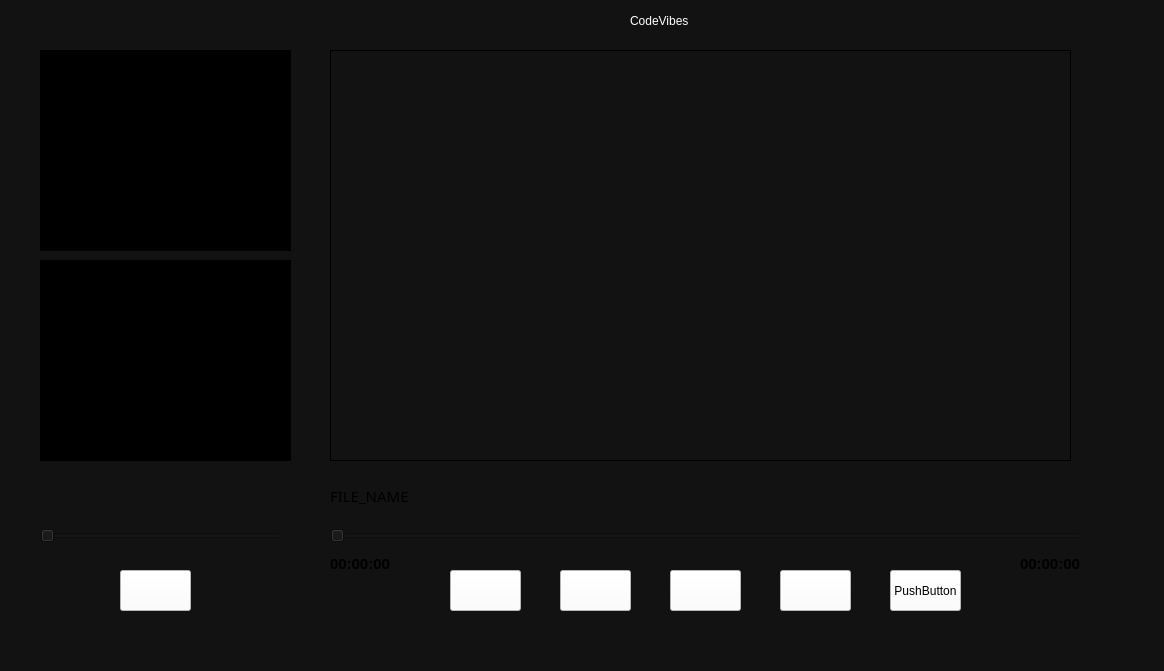
This is mainwindow.ui in VictorManuelLopezHenao/ProyectoFinal as Qt 5 draws it before an edit. The edited form follows.
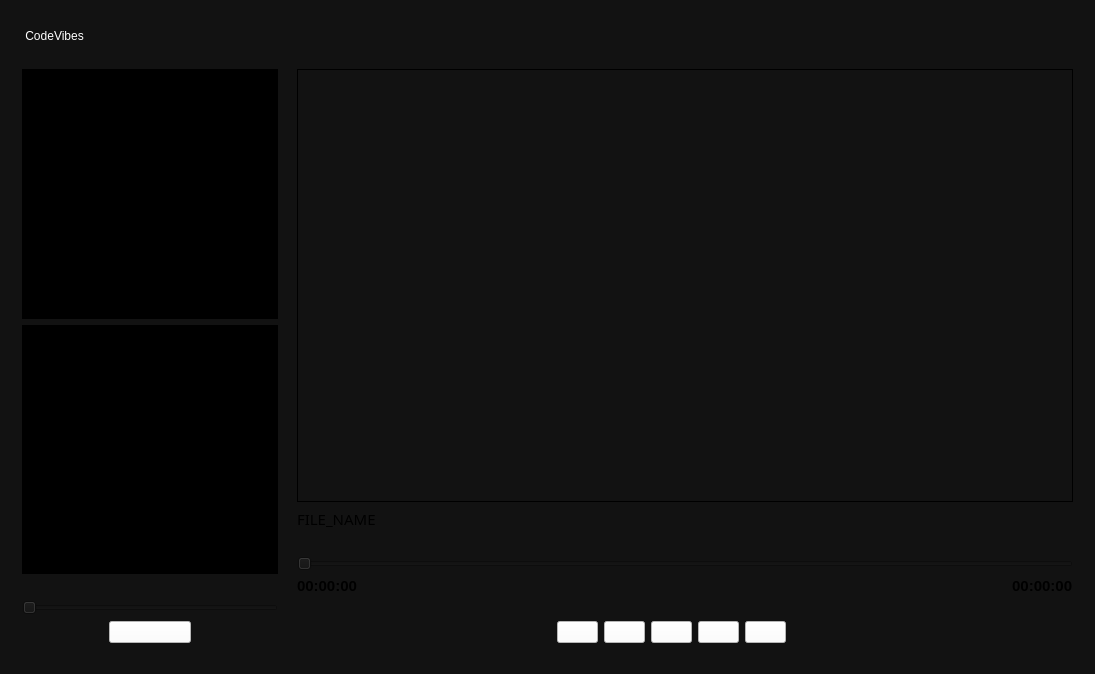
This is the edited form.

```diff
--- a/mainwindow.ui
+++ b/mainwindow.ui
@@ -6,8 +6,8 @@
    <rect>
     <x>0</x>
     <y>0</y>
-    <width>1164</width>
-    <height>671</height>
+    <width>1095</width>
+    <height>674</height>
    </rect>
   </property>
   <property name="windowTitle">
@@ -17,294 +17,446 @@
    <string notr="true">background-color: rgb(18, 18, 18);</string>
   </property>
   <widget class="QWidget" name="centralwidget">
-   <widget class="QPushButton" name="pushButton_Play_PauseV">
-    <property name="geometry">
-     <rect>
-      <x>670</x>
-      <y>570</y>
-      <width>71</width>
-      <height>41</height>
-     </rect>
-    </property>
-    <property name="styleSheet">
-     <string notr="true">background-color: rgb(255, 255, 255);</string>
-    </property>
-    <property name="text">
-     <string/>
-    </property>
-   </widget>
-   <widget class="QLabel" name="label_Nombre">
-    <property name="geometry">
-     <rect>
-      <x>630</x>
-      <y>10</y>
-      <width>261</width>
-      <height>22</height>
-     </rect>
-    </property>
-    <property name="styleSheet">
-     <string notr="true">font: 14pt &quot;Cooper Black&quot;;
+   <layout class="QGridLayout" name="gridLayout_3">
+    <item row="0" column="0">
+     <layout class="QGridLayout" name="gridLayout_2">
+      <item row="0" column="0">
+       <widget class="QLabel" name="ORG1_17">
+        <property name="text">
+         <string/>
+        </property>
+       </widget>
+      </item>
+      <item row="0" column="1">
+       <layout class="QGridLayout" name="gridLayout">
+        <item row="0" column="0">
+         <layout class="QVBoxLayout" name="verticalLayout_6">
+          <item>
+           <widget class="QLabel" name="ORG1_15">
+            <property name="text">
+             <string/>
+            </property>
+           </widget>
+          </item>
+          <item>
+           <layout class="QVBoxLayout" name="verticalLayout_5">
+            <item>
+             <widget class="QLabel" name="label_Nombre">
+              <property name="styleSheet">
+               <string notr="true">font: 14pt &quot;Cooper Black&quot;;
 color: rgb(255, 255, 255);
 </string>
-    </property>
-    <property name="text">
-     <string>CodeVibes</string>
-    </property>
-   </widget>
-   <widget class="QSlider" name="horizontalSlide_DurationV">
-    <property name="geometry">
-     <rect>
-      <x>330</x>
-      <y>520</y>
-      <width>751</width>
-      <height>31</height>
-     </rect>
-    </property>
-    <property name="styleSheet">
-     <string notr="true"/>
-    </property>
-    <property name="orientation">
-     <enum>Qt::Orientation::Horizontal</enum>
-    </property>
-   </widget>
-   <widget class="QLabel" name="ORG1_2">
-    <property name="geometry">
-     <rect>
-      <x>284</x>
-      <y>48</y>
-      <width>16</width>
-      <height>22</height>
-     </rect>
-    </property>
-    <property name="text">
-     <string/>
-    </property>
-   </widget>
-   <widget class="QSplitter" name="splitter">
-    <property name="geometry">
-     <rect>
-      <x>330</x>
-      <y>50</y>
-      <width>741</width>
-      <height>411</height>
-     </rect>
-    </property>
-    <property name="orientation">
-     <enum>Qt::Orientation::Vertical</enum>
-    </property>
-    <widget class="QGroupBox" name="groupBox_Video">
-     <property name="styleSheet">
-      <string notr="true">QGroupBox
+              </property>
+              <property name="text">
+               <string> CodeVibes</string>
+              </property>
+             </widget>
+            </item>
+            <item>
+             <widget class="QLabel" name="ORG1_14">
+              <property name="text">
+               <string/>
+              </property>
+             </widget>
+            </item>
+           </layout>
+          </item>
+         </layout>
+        </item>
+        <item row="1" column="0">
+         <layout class="QFormLayout" name="formLayout_3">
+          <item row="0" column="0">
+           <layout class="QFormLayout" name="formLayout_2">
+            <item row="0" column="0">
+             <layout class="QVBoxLayout" name="verticalLayout_4">
+              <item>
+               <layout class="QFormLayout" name="formLayout">
+                <item row="0" column="0">
+                 <widget class="QTreeView" name="treeView">
+                  <property name="styleSheet">
+                   <string notr="true">background-color: rgb(120, 120, 120);
+background-color: rgb(0, 0, 0);</string>
+                  </property>
+                 </widget>
+                </item>
+                <item row="1" column="0">
+                 <widget class="QListWidget" name="listWidget">
+                  <property name="styleSheet">
+                   <string notr="true">background-color: rgb(0, 0, 0);</string>
+                  </property>
+                 </widget>
+                </item>
+               </layout>
+              </item>
+              <item>
+               <layout class="QVBoxLayout" name="verticalLayout_3">
+                <item>
+                 <widget class="QLabel" name="ORG1_10">
+                  <property name="text">
+                   <string/>
+                  </property>
+                 </widget>
+                </item>
+                <item>
+                 <widget class="QSlider" name="horizontalSlider_VolumeV">
+                  <property name="styleSheet">
+                   <string notr="true"/>
+                  </property>
+                  <property name="orientation">
+                   <enum>Qt::Orientation::Horizontal</enum>
+                  </property>
+                 </widget>
+                </item>
+               </layout>
+              </item>
+              <item>
+               <layout class="QHBoxLayout" name="horizontalLayout_3">
+                <item>
+                 <widget class="QLabel" name="ORG1_11">
+                  <property name="text">
+                   <string/>
+                  </property>
+                 </widget>
+                </item>
+                <item>
+                 <widget class="QPushButton" name="pushButton_VolumeV">
+                  <property name="styleSheet">
+                   <string notr="true">background-color: rgb(255, 255, 255);</string>
+                  </property>
+                  <property name="text">
+                   <string/>
+                  </property>
+                 </widget>
+                </item>
+                <item>
+                 <widget class="QLabel" name="ORG1_12">
+                  <property name="text">
+                   <string/>
+                  </property>
+                 </widget>
+                </item>
+               </layout>
+              </item>
+             </layout>
+            </item>
+            <item row="0" column="1">
+             <widget class="QLabel" name="ORG1_13">
+              <property name="text">
+               <string/>
+              </property>
+             </widget>
+            </item>
+           </layout>
+          </item>
+          <item row="0" column="1">
+           <layout class="QVBoxLayout" name="verticalLayout_2">
+            <item>
+             <widget class="QSplitter" name="splitter">
+              <property name="orientation">
+               <enum>Qt::Orientation::Vertical</enum>
+              </property>
+              <widget class="QGroupBox" name="groupBox_Video">
+               <property name="styleSheet">
+                <string notr="true">QGroupBox
 {
 border: 1px solid black;
 }</string>
-     </property>
-     <property name="title">
-      <string/>
-     </property>
-    </widget>
-   </widget>
-   <widget class="QPushButton" name="pushButton_VolumeV">
-    <property name="geometry">
-     <rect>
-      <x>120</x>
-      <y>570</y>
-      <width>71</width>
-      <height>41</height>
-     </rect>
-    </property>
-    <property name="styleSheet">
-     <string notr="true">background-color: rgb(255, 255, 255);</string>
-    </property>
-    <property name="text">
-     <string/>
-    </property>
-   </widget>
-   <widget class="QPushButton" name="pushButton_StopV">
-    <property name="geometry">
-     <rect>
-      <x>450</x>
-      <y>570</y>
-      <width>71</width>
-      <height>41</height>
-     </rect>
-    </property>
-    <property name="styleSheet">
-     <string notr="true">background-color: rgb(255, 255, 255);</string>
-    </property>
-    <property name="text">
-     <string/>
-    </property>
-   </widget>
-   <widget class="QPushButton" name="pushButton_Seek_ForwardV">
-    <property name="geometry">
-     <rect>
-      <x>780</x>
-      <y>570</y>
-      <width>71</width>
-      <height>41</height>
-     </rect>
-    </property>
-    <property name="styleSheet">
-     <string notr="true">background-color: rgb(255, 255, 255);</string>
-    </property>
-    <property name="text">
-     <string/>
-    </property>
-   </widget>
-   <widget class="QPushButton" name="pushButton_Seek_BackwardV">
-    <property name="geometry">
-     <rect>
-      <x>560</x>
-      <y>570</y>
-      <width>71</width>
-      <height>41</height>
-     </rect>
-    </property>
-    <property name="styleSheet">
-     <string notr="true">background-color: rgb(255, 255, 255);</string>
-    </property>
-    <property name="text">
-     <string/>
-    </property>
-   </widget>
-   <widget class="QLabel" name="label_Total_Time">
-    <property name="geometry">
-     <rect>
-      <x>1020</x>
-      <y>550</y>
-      <width>84</width>
-      <height>28</height>
-     </rect>
-    </property>
-    <property name="font">
-     <font>
-      <pointsize>11</pointsize>
-      <bold>true</bold>
-     </font>
-    </property>
-    <property name="text">
-     <string>00:00:00</string>
-    </property>
-   </widget>
-   <widget class="QLabel" name="label_Current_Time">
-    <property name="geometry">
-     <rect>
-      <x>330</x>
-      <y>550</y>
-      <width>84</width>
-      <height>28</height>
-     </rect>
-    </property>
-    <property name="font">
-     <font>
-      <pointsize>11</pointsize>
-      <bold>true</bold>
-     </font>
-    </property>
-    <property name="styleSheet">
-     <string notr="true"/>
-    </property>
-    <property name="text">
-     <string>00:00:00</string>
-    </property>
-   </widget>
-   <widget class="QLabel" name="ORG1">
-    <property name="geometry">
-     <rect>
-      <x>378</x>
-      <y>191</y>
-      <width>16</width>
-      <height>22</height>
-     </rect>
-    </property>
-    <property name="text">
-     <string/>
-    </property>
-   </widget>
-   <widget class="QSlider" name="horizontalSlider_VolumeV">
-    <property name="geometry">
-     <rect>
-      <x>40</x>
-      <y>520</y>
-      <width>241</width>
-      <height>31</height>
-     </rect>
-    </property>
-    <property name="styleSheet">
-     <string notr="true"/>
-    </property>
-    <property name="orientation">
-     <enum>Qt::Orientation::Horizontal</enum>
-    </property>
-   </widget>
-   <widget class="QTreeView" name="treeView">
-    <property name="geometry">
-     <rect>
-      <x>40</x>
-      <y>50</y>
-      <width>251</width>
-      <height>201</height>
-     </rect>
-    </property>
-    <property name="styleSheet">
-     <string notr="true">background-color: rgb(120, 120, 120);
-background-color: rgb(0, 0, 0);</string>
-    </property>
-   </widget>
-   <widget class="QListWidget" name="listWidget">
-    <property name="geometry">
-     <rect>
-      <x>40</x>
-      <y>260</y>
-      <width>251</width>
-      <height>201</height>
-     </rect>
-    </property>
-    <property name="styleSheet">
-     <string notr="true">background-color: rgb(0, 0, 0);</string>
-    </property>
-   </widget>
-   <widget class="QLabel" name="label_Value_File_Name">
-    <property name="geometry">
-     <rect>
-      <x>330</x>
-      <y>480</y>
-      <width>741</width>
-      <height>31</height>
-     </rect>
-    </property>
-    <property name="font">
-     <font>
-      <family>Cooper Black</family>
-      <pointsize>11</pointsize>
-      <italic>false</italic>
-      <bold>false</bold>
-     </font>
-    </property>
-    <property name="styleSheet">
-     <string notr="true">font: 11pt &quot;Cooper Black&quot;;</string>
-    </property>
-    <property name="text">
-     <string>FILE_NAME</string>
-    </property>
-   </widget>
-   <widget class="QPushButton" name="pushButton_Fullscreen">
-    <property name="geometry">
-     <rect>
-      <x>890</x>
-      <y>570</y>
-      <width>71</width>
-      <height>41</height>
-     </rect>
-    </property>
-    <property name="styleSheet">
-     <string notr="true">background-color: rgb(255, 255, 255);</string>
-    </property>
-    <property name="text">
-     <string>PushButton</string>
-    </property>
-   </widget>
+               </property>
+               <property name="title">
+                <string/>
+               </property>
+              </widget>
+             </widget>
+            </item>
+            <item>
+             <layout class="QVBoxLayout" name="verticalLayout">
+              <item>
+               <widget class="QLabel" name="label_Value_File_Name">
+                <property name="font">
+                 <font>
+                  <family>Cooper Black</family>
+                  <pointsize>11</pointsize>
+                  <italic>false</italic>
+                  <bold>false</bold>
+                 </font>
+                </property>
+                <property name="styleSheet">
+                 <string notr="true">font: 11pt &quot;Cooper Black&quot;;</string>
+                </property>
+                <property name="text">
+                 <string>FILE_NAME</string>
+                </property>
+               </widget>
+              </item>
+              <item>
+               <widget class="QLabel" name="ORG1_9">
+                <property name="text">
+                 <string/>
+                </property>
+               </widget>
+              </item>
+              <item>
+               <widget class="QSlider" name="horizontalSlide_DurationV">
+                <property name="styleSheet">
+                 <string notr="true"/>
+                </property>
+                <property name="orientation">
+                 <enum>Qt::Orientation::Horizontal</enum>
+                </property>
+               </widget>
+              </item>
+              <item>
+               <layout class="QHBoxLayout" name="horizontalLayout_2">
+                <item>
+                 <widget class="QLabel" name="label_Current_Time">
+                  <property name="font">
+                   <font>
+                    <pointsize>11</pointsize>
+                    <bold>true</bold>
+                   </font>
+                  </property>
+                  <property name="styleSheet">
+                   <string notr="true"/>
+                  </property>
+                  <property name="text">
+                   <string>00:00:00 </string>
+                  </property>
+                 </widget>
+                </item>
+                <item>
+                 <widget class="QLabel" name="ORG1_26">
+                  <property name="text">
+                   <string/>
+                  </property>
+                 </widget>
+                </item>
+                <item>
+                 <widget class="QLabel" name="ORG1_21">
+                  <property name="text">
+                   <string/>
+                  </property>
+                 </widget>
+                </item>
+                <item>
+                 <widget class="QLabel" name="ORG1_30">
+                  <property name="text">
+                   <string/>
+                  </property>
+                 </widget>
+                </item>
+                <item>
+                 <widget class="QLabel" name="ORG1_18">
+                  <property name="text">
+                   <string/>
+                  </property>
+                 </widget>
+                </item>
+                <item>
+                 <widget class="QLabel" name="ORG1_28">
+                  <property name="text">
+                   <string/>
+                  </property>
+                 </widget>
+                </item>
+                <item>
+                 <widget class="QLabel" name="ORG1_19">
+                  <property name="text">
+                   <string>                               </string>
+                  </property>
+                 </widget>
+                </item>
+                <item>
+                 <widget class="QLabel" name="ORG1_22">
+                  <property name="text">
+                   <string/>
+                  </property>
+                 </widget>
+                </item>
+                <item>
+                 <widget class="QLabel" name="ORG1_20">
+                  <property name="text">
+                   <string/>
+                  </property>
+                 </widget>
+                </item>
+                <item>
+                 <widget class="QLabel" name="ORG1_29">
+                  <property name="text">
+                   <string/>
+                  </property>
+                 </widget>
+                </item>
+                <item>
+                 <widget class="QLabel" name="ORG1_7">
+                  <property name="text">
+                   <string>                                                 </string>
+                  </property>
+                 </widget>
+                </item>
+                <item>
+                 <widget class="QLabel" name="ORG1_25">
+                  <property name="text">
+                   <string/>
+                  </property>
+                 </widget>
+                </item>
+                <item>
+                 <widget class="QLabel" name="ORG1_27">
+                  <property name="text">
+                   <string/>
+                  </property>
+                 </widget>
+                </item>
+                <item>
+                 <widget class="QLabel" name="ORG1_24">
+                  <property name="text">
+                   <string/>
+                  </property>
+                 </widget>
+                </item>
+                <item>
+                 <widget class="QLabel" name="ORG1_23">
+                  <property name="text">
+                   <string/>
+                  </property>
+                 </widget>
+                </item>
+                <item>
+                 <widget class="QLabel" name="label_Total_Time">
+                  <property name="font">
+                   <font>
+                    <pointsize>11</pointsize>
+                    <bold>true</bold>
+                   </font>
+                  </property>
+                  <property name="text">
+                   <string> 00:00:00</string>
+                  </property>
+                 </widget>
+                </item>
+               </layout>
+              </item>
+              <item>
+               <widget class="QLabel" name="ORG1_8">
+                <property name="text">
+                 <string/>
+                </property>
+               </widget>
+              </item>
+              <item>
+               <layout class="QHBoxLayout" name="horizontalLayout">
+                <item>
+                 <widget class="QLabel" name="ORG1">
+                  <property name="text">
+                   <string>                                                </string>
+                  </property>
+                 </widget>
+                </item>
+                <item>
+                 <widget class="QLabel" name="ORG1_4">
+                  <property name="text">
+                   <string/>
+                  </property>
+                 </widget>
+                </item>
+                <item>
+                 <widget class="QLabel" name="ORG1_3">
+                  <property name="text">
+                   <string/>
+                  </property>
+                 </widget>
+                </item>
+                <item>
+                 <widget class="QPushButton" name="pushButton_StopV">
+                  <property name="styleSheet">
+                   <string notr="true">background-color: rgb(255, 255, 255);</string>
+                  </property>
+                  <property name="text">
+                   <string/>
+                  </property>
+                 </widget>
+                </item>
+                <item>
+                 <widget class="QPushButton" name="pushButton_Seek_BackwardV">
+                  <property name="styleSheet">
+                   <string notr="true">background-color: rgb(255, 255, 255);</string>
+                  </property>
+                  <property name="text">
+                   <string/>
+                  </property>
+                 </widget>
+                </item>
+                <item>
+                 <widget class="QPushButton" name="pushButton_Play_PauseV">
+                  <property name="styleSheet">
+                   <string notr="true">background-color: rgb(255, 255, 255);</string>
+                  </property>
+                  <property name="text">
+                   <string/>
+                  </property>
+                 </widget>
+                </item>
+                <item>
+                 <widget class="QPushButton" name="pushButton_Seek_ForwardV">
+                  <property name="styleSheet">
+                   <string notr="true">background-color: rgb(255, 255, 255);</string>
+                  </property>
+                  <property name="text">
+                   <string/>
+                  </property>
+                 </widget>
+                </item>
+                <item>
+                 <widget class="QPushButton" name="pushButton_Fullscreen">
+                  <property name="styleSheet">
+                   <string notr="true">background-color: rgb(255, 255, 255);</string>
+                  </property>
+                  <property name="text">
+                   <string/>
+                  </property>
+                 </widget>
+                </item>
+                <item>
+                 <widget class="QLabel" name="ORG1_5">
+                  <property name="text">
+                   <string/>
+                  </property>
+                 </widget>
+                </item>
+                <item>
+                 <widget class="QLabel" name="ORG1_6">
+                  <property name="text">
+                   <string/>
+                  </property>
+                 </widget>
+                </item>
+                <item>
+                 <widget class="QLabel" name="ORG1_2">
+                  <property name="text">
+                   <string>                                                        </string>
+                  </property>
+                 </widget>
+                </item>
+               </layout>
+              </item>
+             </layout>
+            </item>
+           </layout>
+          </item>
+         </layout>
+        </item>
+       </layout>
+      </item>
+      <item row="0" column="2">
+       <widget class="QLabel" name="ORG1_16">
+        <property name="text">
+         <string/>
+        </property>
+       </widget>
+      </item>
+     </layout>
+    </item>
+   </layout>
   </widget>
   <widget class="QStatusBar" name="statusbar"/>
   <action name="actionOpen_File">
```
